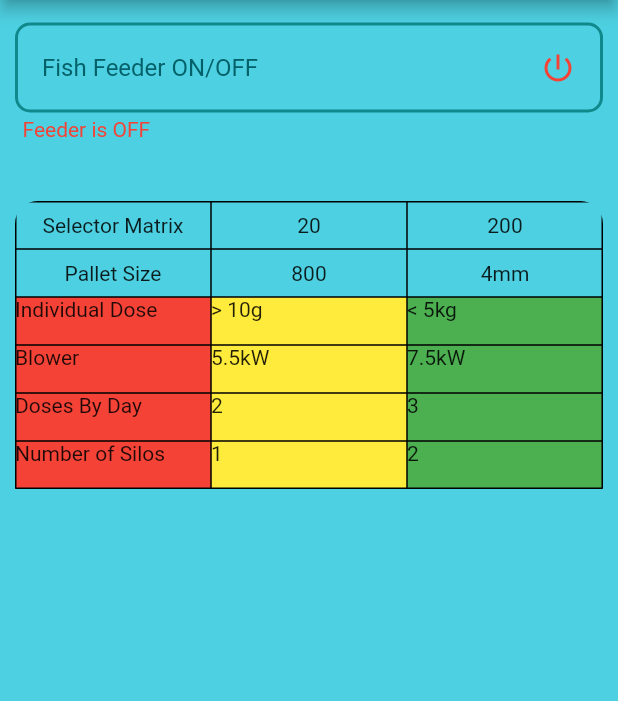
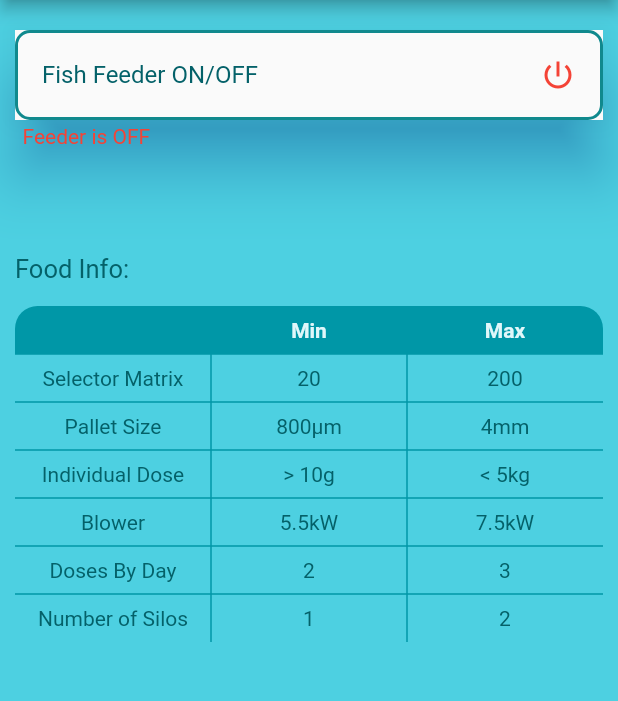
Before and after one commit to eqrakhattak/smart-biofloc-monitoring, a Flutter app: the FoodPage screen opened directly, on a phone screen of 412 x 824 dp, the part 84-785 px from its top. Run offline on Flutter 3.47's test engine with Material 2 defaults, Android fonts, the light colour scheme and no system bars; our stand-ins replace font_awesome_flutter.

Commit message:
Update Pages

```diff
--- a/sci_fish/lib/components/icon_content.dart
+++ b/sci_fish/lib/components/icon_content.dart
@@ -1,6 +1,6 @@
 import 'package:flutter/material.dart';
+import 'package:sci_fish/constants.dart';
 
-const iconContentColor = Color(0xFFE0F7FA);
 const iconSize = 35.0;
 const labelTextStyle = TextStyle(
   color: iconContentColor,
--- a/sci_fish/lib/constants.dart
+++ b/sci_fish/lib/constants.dart
@@ -2,6 +2,7 @@ import 'package:flutter/material.dart';
 
 const Color activeCardColor = Color(0xFF0097A7);
 const Color inactiveCardColor = Color(0xFF00ACC1);
+const iconContentColor = Color(0xFFE0F7FA);
 const Color colorOn = Colors.green;
 const Color colorOff = Colors.red;
 const Color textColor = Color(0xFF046169);
--- a/sci_fish/lib/pages/food_page.dart
+++ b/sci_fish/lib/pages/food_page.dart
@@ -17,9 +17,12 @@ class FoodPage extends StatelessWidget {
             crossAxisAlignment: CrossAxisAlignment.start,
             children: [
               const SizedBox(
-                height: 5.0,
+                height: 10.0,
               ),
-              ListTile(
+              Material(
+                elevation: 18,
+                shadowColor: Colors.blue,
+                child: ListTile(
                   title: const Text(
                     'Fish Feeder ON/OFF',
                     style: TextStyle(
@@ -32,8 +35,9 @@ class FoodPage extends StatelessWidget {
                     side: const BorderSide(color: Color(0xFF10898d), width: 2),
                     borderRadius: BorderRadius.circular(10),
                   ),
-                onTap: () => print('Feerer Off'),
+                  onTap: () => print('Feeder Off'),
                   //TODO: Add OnTap functionality
+                ),
               ),
               const Padding(
                 padding: EdgeInsets.only(left: 5.0, top: 3.0),
@@ -45,33 +49,70 @@ class FoodPage extends StatelessWidget {
                 ),
               ),
               const SizedBox(
-                height: 40.0,
+                height: 70.0,
               ),
-              Expanded(
-                child: ClipRRect(
+              const Text(
+                'Food Info:',
+                style: TextStyle(
+                  fontSize: 17.0,
+                  color: textColor,
+                ),
+              ),
+              const SizedBox(
+                height: 15.0,
+              ),
+              ClipRRect(
                 borderRadius: BorderRadius.circular(15.0),
                 child: Table(
-                    border: TableBorder.all(),
+                  border: TableBorder.symmetric(outside: BorderSide.none, inside: const BorderSide(width: 1, color: activeCardColor, style: BorderStyle.solid),),
+                  children:  [
+                    TableRow(
                         children: [
+                          TableCell(
+                            child: Container(
+                              child: const Center(child: Text('    ')),
+                              height: 32,
+                              width: 32,
+                              color: activeCardColor,
+                            ),
+                          ),
+                          TableCell(
+                            child: Container(
+                              child: const Center(child: Text('Min', style: TextStyle(fontWeight: FontWeight.bold, color: iconContentColor),),),
+                              height: 32,
+                              width: 32,
+                              color: activeCardColor,
+                            ),
+                          ),
+                          TableCell(
+                            child: Container(
+                              child: const Center(child: Text('Max', style: TextStyle(fontWeight: FontWeight.bold, color: iconContentColor),),),
+                              height: 32,
+                              width: 32,
+                              color: activeCardColor,
+                            ),
+                          ),
+                        ]
+                    ),
                     const TableRow(
                       children: [
                         TableCell(
                           child: SizedBox(
-                              child: Center(child: Text('Selector Matrix')),
+                            child: Center(child: Text('Selector Matrix', style: TextStyle(color: textColor),),),
                             height: 32,
                             width: 32,
                           ),
                         ),
                         TableCell(
                           child: SizedBox(
-                              child: Center(child: Text('20')),
+                            child: Center(child: Text('20', style: TextStyle(color: textColor),),),
                             height: 32,
                             width: 32,
                           ),
                         ),
                         TableCell(
                           child: SizedBox(
-                              child: Center(child: Text('200')),
+                            child: Center(child: Text('200', style: TextStyle(color: textColor),),),
                             height: 32,
                             width: 32,
                           ),
@@ -82,142 +123,128 @@ class FoodPage extends StatelessWidget {
                         children: [
                           TableCell(
                             child: SizedBox(
-                                child: Center(child: Text('Pallet Size')),
+                              child: Center(child: Text('Pallet Size', style: TextStyle(color: textColor),),),
                               height: 32,
                               width: 32,
                             ),
                           ),
                           TableCell(
                             child: SizedBox(
-                                child: Center(child: Text('800')),
-                                //TODO: put in micro meter
+                              child: Center(child: Text('800µm', style: TextStyle(color: textColor),),),
                               height: 32,
                               width: 32,
                             ),
                           ),
                           TableCell(
                             child: SizedBox(
-                                child: Center(child: Text('4mm')),
+                              child: Center(child: Text('4mm', style: TextStyle(color: textColor),),),
                               height: 32,
                               width: 32,
                             ),
                           ),
                         ]
                     ),
-                      TableRow(
+                    const TableRow(
                         children: [
                           TableCell(
-                              child: Container(
-                                child: const Text('Individual Dose'),
+                            child: SizedBox(
+                              child: Center(child: Text('Individual Dose', style: TextStyle(color: textColor),),),
                               height: 32,
                               width: 32,
-                                color: Colors.red,
                             ),
                           ),
                           TableCell(
-                              child: Container(
-                                child: const Text('> 10g'),
+                            child: SizedBox(
+                              child: Center(child: Text('> 10g', style: TextStyle(color: textColor),),),
                               height: 32,
                               width: 32,
-                                color: Colors.yellow,
                             ),
                           ),
                           TableCell(
-                              child: Container(
-                                child: const Text('< 5kg'),
+                            child: SizedBox(
+                              child: Center(child: Text('< 5kg', style: TextStyle(color: textColor),),),
                               height: 32,
                               width: 32,
-                                color: Colors.green,
                             ),
                           ),
                         ]
                     ),
-                      TableRow(
+                    const TableRow(
                         children: [
                           TableCell(
-                              child: Container(
-                                child: const Text('Blower'),
+                            child: SizedBox(
+                              child: Center(child: Text('Blower', style: TextStyle(color: textColor),),),
                               height: 32,
                               width: 32,
-                                color: Colors.red,
                             ),
                           ),
                           TableCell(
-                              child: Container(
-                                child: const Text('5.5kW'),
+                            child: SizedBox(
+                              child: Center(child: Text('5.5kW', style: TextStyle(color: textColor),),),
                               height: 32,
                               width: 32,
-                                color: Colors.yellow,
                             ),
                           ),
                           TableCell(
-                              child: Container(
-                                child: const Text('7.5kW'),
+                            child: SizedBox(
+                              child: Center(child: Text('7.5kW', style: TextStyle(color: textColor),),),
                               height: 32,
                               width: 32,
-                                color: Colors.green,
                             ),
                           ),
                         ]
                     ),
-                      TableRow(
+                    const TableRow(
                         children: [
                           TableCell(
-                              child: Container(
-                                child: const Text('Doses By Day'),
+                            child: SizedBox(
+                              child: Center(child: Text('Doses By Day', style: TextStyle(color: textColor),),),
                               height: 32,
                               width: 32,
-                                color: Colors.red,
                             ),
                           ),
                           TableCell(
-                              child: Container(
-                                child: const Text('2'),
+                            child: SizedBox(
+                              child: Center(child: Text('2', style: TextStyle(color: textColor),),),
                               height: 32,
                               width: 32,
-                                color: Colors.yellow,
                             ),
                           ),
                           TableCell(
-                              child: Container(
-                                child: const Text('3'),
+                            child: SizedBox(
+                              child: Center(child: Text('3', style: TextStyle(color: textColor),),),
                               height: 32,
                               width: 32,
-                                color: Colors.green,
                             ),
                           ),
                         ]
                     ),
-                      TableRow(
+                    const TableRow(
                         children: [
                           TableCell(
-                              child: Container(
-                                child: const Text('Number of Silos'),
+                            child: SizedBox(
+                              child: Center(child: Text('Number of Silos', style: TextStyle(color: textColor),),),
                               height: 32,
                               width: 32,
-                                color: Colors.red,
                             ),
                           ),
                           TableCell(
-                              child: Container(
-                                child: const Text('1'),
+                            child: SizedBox(
+                              child: Center(child: Text('1', style: TextStyle(color: textColor),),),
                               height: 32,
                               width: 32,
-                                color: Colors.yellow,
                             ),
                           ),
                           TableCell(
-                              child: Container(
-                                child: const Text('2'),
+                            child: SizedBox(
+                              child: Center(child: Text('2', style: TextStyle(color: textColor),),),
                               height: 32,
                               width: 32,
-                                color: Colors.green,
                             ),
                           ),
                         ]
                     ),
                   ],
-                  ),
                 ),
               ),
             ],
@@ -227,17 +254,3 @@ class FoodPage extends StatelessWidget {
     );
   }
 }
-
-// Container(
-// width: double.infinity,
-// color: Colors.white12,
-// child: const Center(
-// //TODO: Add graph in here
-// child: Text(
-// 'The Temperature Graph HERE',
-// style: TextStyle(
-// color: textColor,
-// ),
-// ),
-// ),
-// ),
```
Lines whose indentation alone changed are shown as unchanged.
